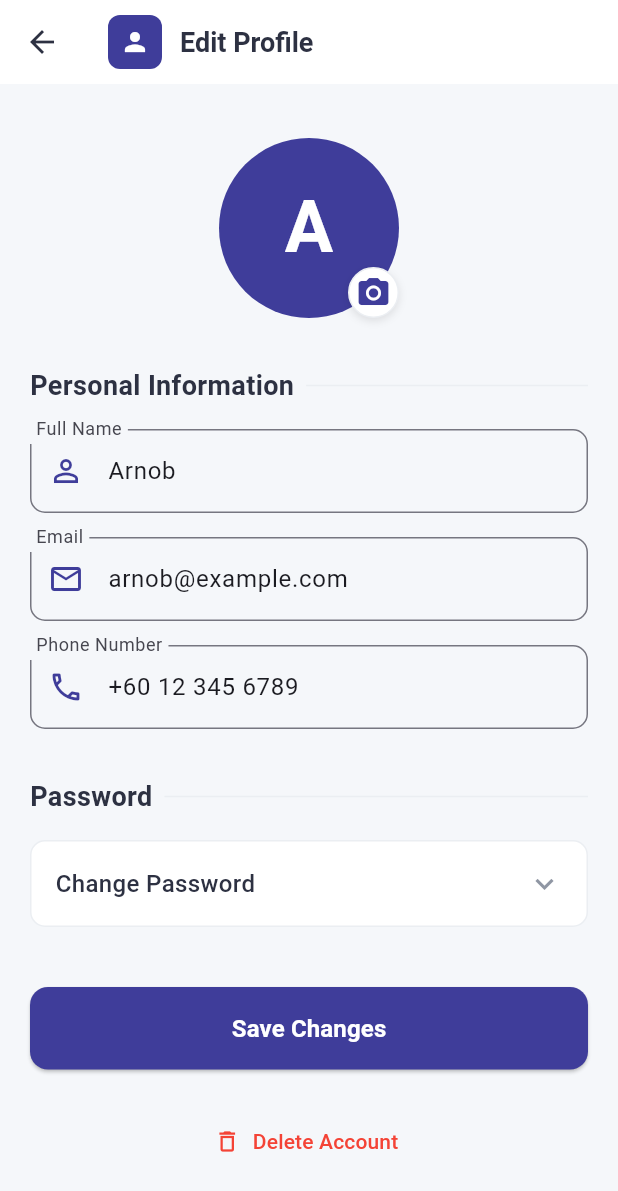
After one commit to Arnobrizwan/Ticket-Treak, a Flutter app: the EditProfileScreen screen opened by its route, on a phone screen of 412 x 824 dp. The commit adds this screen. Shown: the top 1191 px of the screen. Run offline on Flutter 3.47's test engine with Material 3 defaults, Android fonts, the light colour scheme and no system bars; our stand-ins replace lottie; network calls fail.

Commit message:
edit profile

```diff
--- a/lib/routes/app_routes.dart
+++ b/lib/routes/app_routes.dart
@@ -6,7 +6,8 @@ import '../screens/user/auth/login_screen.dart';
 import '../screens/user/auth/register_screen.dart';
 import '../screens/user/auth/password_reset_screen.dart';
 import '../screens/user/dashboard/home_dashboard.dart';
-import '../screens/user/flight/flight_search_page.dart'; // Updated import path for the new page
+import '../screens/user/flight/flight_search_page.dart';
+import '../screens/user/auth/edit_profile_screen.dart'; // Updated path to match your renamed file
 
 class AppRoutes {
   static const String splash = '/';
@@ -18,13 +19,7 @@ class AppRoutes {
   static const String searchFlight = '/search-flight';
   static const String myBookings = '/my-bookings';
   static const String settings = '/settings';
-
-  // Remove duplicate route - you had both searchFlight and flightSearch defined
-  // static const String flightSearch = '/flight-search';
-
-  // static const String savedFlights = '/saved-flights';
-  // static const String flightResults = '/flight-results';
-  // static const String flightDetail = '/flight-detail';
+  static const String editProfile = '/edit-profile';
 
   static final Map<String, WidgetBuilder> routes = {
     splash: (context) => const SplashScreen(),
@@ -32,16 +27,8 @@ class AppRoutes {
     login: (context) => const LoginScreen(),
     register: (context) => const RegisterScreen(),
     passwordReset: (context) => const PasswordResetScreen(),
-
-    // Fix the HomeDashboard constructor by providing the required userName parameter
-    dashboard: (context) => const HomeDashboard(userName: "John Doe"), // Provide a default or get from shared preferences
-
-    // Use the correct class name FlightSearchPage instead of FlightSearchScreen
+    dashboard: (context) => const HomeDashboard(userName: "John Doe"),
     searchFlight: (context) => const FlightSearchPage(),
-
-    // Other routes can be uncommented as you implement them
-    // savedFlights: (context) => const SavedFlightsScreen(),
-    // flightResults: (context) => const FlightResultsScreen(),
-    // flightDetail: (context) => const FlightDetailScreen(),
+    editProfile: (context) => const EditProfileScreen(userName: "Arnob"),
   };
 }
--- /dev/null
+++ b/lib/screens/user/auth/edit_profile_screen.dart
@@ -0,0 +1,492 @@
+import 'package:flutter/material.dart';
+import '../../../routes/app_routes.dart';
+
+class EditProfileScreen extends StatefulWidget {
+  final String userName;
+  final String email;
+
+  const EditProfileScreen({
+    super.key,
+    required this.userName,
+    this.email = "arnob@example.com", // Default email if not provided
+  });
+  @override
+  State<EditProfileScreen> createState() => _EditProfileScreenState();
+}
+
+class _EditProfileScreenState extends State<EditProfileScreen> {
+  final _formKey = GlobalKey<FormState>();
+  late TextEditingController _nameController;
+  late TextEditingController _emailController;
+  late TextEditingController _phoneController;
+  late TextEditingController _currentPasswordController;
+  late TextEditingController _newPasswordController;
+  bool _obscureCurrentPassword = true;
+  bool _obscureNewPassword = true;
+  bool _isChangePasswordVisible = false;
+
+  // Professional color palette (same as HomeDashboard)
+  final backgroundColor = const Color(0xFFF5F7FA);
+  final primaryColor = const Color(0xFF3F3D9A);
+  final secondaryColor = const Color(0xFF6C63FF);
+  final textColor = const Color(0xFF2D3142);
+  final subtleGrey = const Color(0xFFEBEEF2);
+  final darkGrey = const Color(0xFF8F96A3);
+
+  @override
+  void initState() {
+    super.initState();
+    _nameController = TextEditingController(text: widget.userName);
+    _emailController = TextEditingController(text: widget.email);
+    _phoneController = TextEditingController(text: "+60 12 345 6789");
+    _currentPasswordController = TextEditingController();
+    _newPasswordController = TextEditingController();
+  }
+
+  @override
+  void dispose() {
+    _nameController.dispose();
+    _emailController.dispose();
+    _phoneController.dispose();
+    _currentPasswordController.dispose();
+    _newPasswordController.dispose();
+    super.dispose();
+  }
+
+  @override
+  Widget build(BuildContext context) {
+    return Scaffold(
+      backgroundColor: backgroundColor,
+      appBar: AppBar(
+        backgroundColor: Colors.white,
+        elevation: 0,
+        title: Row(
+          children: [
+            Container(
+              padding: const EdgeInsets.all(8),
+              decoration: BoxDecoration(
+                color: primaryColor,
+                borderRadius: BorderRadius.circular(8),
+              ),
+              child: const Icon(
+                Icons.person,
+                color: Colors.white,
+                size: 20,
+              ),
+            ),
+            const SizedBox(width: 12),
+            Text(
+              "Edit Profile",
+              style: TextStyle(
+                fontSize: 18,
+                fontWeight: FontWeight.bold,
+                color: textColor,
+              ),
+            ),
+          ],
+        ),
+        leading: IconButton(
+          icon: Icon(Icons.arrow_back, color: textColor),
+          onPressed: () => Navigator.of(context).pop(),
+        ),
+      ),
+      body: SafeArea(
+        child: SingleChildScrollView(
+          physics: const BouncingScrollPhysics(),
+          padding: const EdgeInsets.all(20),
+          child: Form(
+            key: _formKey,
+            child: Column(
+              crossAxisAlignment: CrossAxisAlignment.center,
+              children: [
+                const SizedBox(height: 16),
+
+                // Profile Picture
+                _buildProfilePicture(),
+                const SizedBox(height: 32),
+
+                // Personal Information Section
+                _buildSectionHeader("Personal Information"),
+                const SizedBox(height: 16),
+
+                // Name Field
+                _buildTextField(
+                  controller: _nameController,
+                  label: "Full Name",
+                  icon: Icons.person_outline,
+                  validator: (value) {
+                    if (value == null || value.isEmpty) {
+                      return 'Please enter your name';
+                    }
+                    return null;
+                  },
+                ),
+                const SizedBox(height: 16),
+
+                // Email Field
+                _buildTextField(
+                  controller: _emailController,
+                  label: "Email",
+                  icon: Icons.email_outlined,
+                  keyboardType: TextInputType.emailAddress,
+                  validator: (value) {
+                    if (value == null || value.isEmpty) {
+                      return 'Please enter your email';
+                    }
+                    if (!value.contains('@')) {
+                      return 'Please enter a valid email';
+                    }
+                    return null;
+                  },
+                ),
+                const SizedBox(height: 16),
+
+                // Phone Field
+                _buildTextField(
+                  controller: _phoneController,
+                  label: "Phone Number",
+                  icon: Icons.phone_outlined,
+                  keyboardType: TextInputType.phone,
+                  validator: (value) {
+                    if (value == null || value.isEmpty) {
+                      return 'Please enter your phone number';
+                    }
+                    return null;
+                  },
+                ),
+                const SizedBox(height: 32),
+
+                // Password Section
+                _buildSectionHeader("Password"),
+                const SizedBox(height: 16),
+
+                // Change Password Button
+                _buildChangePasswordButton(),
+
+                // Password Change Fields (conditionally visible)
+                if (_isChangePasswordVisible) ...[
+                  const SizedBox(height: 16),
+
+                  // Current Password Field
+                  _buildPasswordField(
+                    controller: _currentPasswordController,
+                    label: "Current Password",
+                    isObscured: _obscureCurrentPassword,
+                    toggleObscure: () => setState(() => _obscureCurrentPassword = !_obscureCurrentPassword),
+                    validator: (value) {
+                      if (value == null || value.isEmpty) {
+                        return 'Please enter your current password';
+                      }
+                      return null;
+                    },
+                  ),
+                  const SizedBox(height: 16),
+
+                  // New Password Field
+                  _buildPasswordField(
+                    controller: _newPasswordController,
+                    label: "New Password",
+                    isObscured: _obscureNewPassword,
+                    toggleObscure: () => setState(() => _obscureNewPassword = !_obscureNewPassword),
+                    validator: (value) {
+                      if (value == null || value.isEmpty) {
+                        return 'Please enter a new password';
+                      }
+                      if (value.length < 8) {
+                        return 'Password must be at least 8 characters';
+                      }
+                      return null;
+                    },
+                  ),
+                ],
+
+                const SizedBox(height: 40),
+
+                // Save Button
+                _buildSaveButton(),
+
+                const SizedBox(height: 24),
+
+                // Delete Account Button
+                _buildDeleteAccountButton(),
+              ],
+            ),
+          ),
+        ),
+      ),
+    );
+  }
+
+  Widget _buildProfilePicture() {
+    return Stack(
+      alignment: Alignment.bottomRight,
+      children: [
+        // Avatar
+        CircleAvatar(
+          radius: 60,
+          backgroundColor: primaryColor,
+          child: Text(
+            widget.userName.substring(0, 1).toUpperCase(),
+            style: const TextStyle(
+              fontSize: 48,
+              fontWeight: FontWeight.bold,
+              color: Colors.white,
+            ),
+          ),
+        ),
+
+        // Edit button
+        Container(
+          padding: const EdgeInsets.all(4),
+          decoration: BoxDecoration(
+            color: Colors.white,
+            shape: BoxShape.circle,
+            border: Border.all(color: subtleGrey),
+            boxShadow: [
+              BoxShadow(
+                color: Colors.black.withOpacity(0.1),
+                blurRadius: 4,
+                offset: const Offset(0, 2),
+              ),
+            ],
+          ),
+          child: InkWell(
+            onTap: () {
+              // Implement image picker functionality
+              ScaffoldMessenger.of(context).showSnackBar(
+                const SnackBar(content: Text('Change profile picture')),
+              );
+            },
+            child: Icon(
+              Icons.camera_alt,
+              color: primaryColor,
+              size: 24,
+            ),
+          ),
+        ),
+      ],
+    );
+  }
+
+  Widget _buildSectionHeader(String title) {
+    return Row(
+      children: [
+        Text(
+          title,
+          style: TextStyle(
+            fontSize: 18,
+            fontWeight: FontWeight.bold,
+            color: textColor,
+          ),
+        ),
+        const SizedBox(width: 8),
+        Expanded(
+          child: Divider(color: subtleGrey, thickness: 1),
+        ),
+      ],
+    );
+  }
+
+  Widget _buildTextField({
+    required TextEditingController controller,
+    required String label,
+    required IconData icon,
+    TextInputType keyboardType = TextInputType.text,
+    String? Function(String?)? validator,
+  }) {
+    return TextFormField(
+      controller: controller,
+      decoration: InputDecoration(
+        labelText: label,
+        border: OutlineInputBorder(
+          borderRadius: BorderRadius.circular(10),
+          borderSide: BorderSide(color: subtleGrey),
+        ),
+        prefixIcon: Icon(icon, color: primaryColor),
+        contentPadding: const EdgeInsets.symmetric(vertical: 16),
+      ),
+      keyboardType: keyboardType,
+      validator: validator,
+    );
+  }
+
+  Widget _buildPasswordField({
+    required TextEditingController controller,
+    required String label,
+    required bool isObscured,
+    required VoidCallback toggleObscure,
+    String? Function(String?)? validator,
+  }) {
+    return TextFormField(
+      controller: controller,
+      obscureText: isObscured,
+      decoration: InputDecoration(
+        labelText: label,
+        border: OutlineInputBorder(
+          borderRadius: BorderRadius.circular(10),
+          borderSide: BorderSide(color: subtleGrey),
+        ),
+        prefixIcon: Icon(Icons.lock_outline, color: primaryColor),
+        suffixIcon: IconButton(
+          icon: Icon(
+            isObscured ? Icons.visibility : Icons.visibility_off,
+            color: darkGrey,
+          ),
+          onPressed: toggleObscure,
+        ),
+        contentPadding: const EdgeInsets.symmetric(vertical: 16),
+      ),
+      validator: validator,
+    );
+  }
+
+  Widget _buildChangePasswordButton() {
+    return InkWell(
+      onTap: () {
+        setState(() {
+          _isChangePasswordVisible = !_isChangePasswordVisible;
+        });
+      },
+      child: Container(
+        width: double.infinity,
+        padding: const EdgeInsets.symmetric(vertical: 16, horizontal: 16),
+        decoration: BoxDecoration(
+          color: Colors.white,
+          borderRadius: BorderRadius.circular(10),
+          border: Border.all(color: subtleGrey),
+        ),
+        child: Row(
+          mainAxisAlignment: MainAxisAlignment.spaceBetween,
+          children: [
+            Text(
+              _isChangePasswordVisible ? "Cancel Password Change" : "Change Password",
+              style: TextStyle(
+                fontSize: 16,
+                fontWeight: FontWeight.w500,
+                color: textColor,
+              ),
+            ),
+            Icon(
+              _isChangePasswordVisible ? Icons.keyboard_arrow_up : Icons.keyboard_arrow_down,
+              color: darkGrey,
+            ),
+          ],
+        ),
+      ),
+    );
+  }
+
+  Widget _buildSaveButton() {
+    return ElevatedButton(
+      onPressed: _saveProfile,
+      style: ElevatedButton.styleFrom(
+        backgroundColor: primaryColor,
+        foregroundColor: Colors.white,
+        padding: const EdgeInsets.symmetric(vertical: 16),
+        shape: RoundedRectangleBorder(
+          borderRadius: BorderRadius.circular(12),
+        ),
+        minimumSize: const Size.fromHeight(50),
+      ),
+      child: const Text(
+        'Save Changes',
+        style: TextStyle(
+          fontSize: 16,
+          fontWeight: FontWeight.bold,
+        ),
+      ),
+    );
+  }
+
+  Widget _buildDeleteAccountButton() {
+    return TextButton.icon(
+      onPressed: _showDeleteAccountDialog,
+      icon: const Icon(
+        Icons.delete_outline,
+        color: Colors.red,
+      ),
+      label: const Text(
+        'Delete Account',
+        style: TextStyle(
+          color: Colors.red,
+          fontWeight: FontWeight.w500,
+        ),
+      ),
+    );
+  }
+
+  void _saveProfile() {
+    if (_formKey.currentState!.validate()) {
+      // Here you would typically update the user's profile in your backend
+
+      // Show success message
+      ScaffoldMessenger.of(context).showSnackBar(
+        const SnackBar(
+          content: Text('Profile updated successfully!'),
+          backgroundColor: Colors.green,
+        ),
+      );
+
+      // Navigate back
+      Navigator.pop(context);
+    }
+  }
+
+  void _showDeleteAccountDialog() {
+    showDialog(
+      context: context,
+      builder: (context) => AlertDialog(
+        title: Text(
+          'Delete Account',
+          style: TextStyle(
+            fontWeight: FontWeight.bold,
+            color: textColor,
+          ),
+        ),
+        content: const Text(
+          'Are you sure you want to delete your account? This action cannot be undone.',
+        ),
+        actions: [
+          TextButton(
+            onPressed: () => Navigator.pop(context),
+            child: Text(
+              'Cancel',
+              style: TextStyle(
+                color: darkGrey,
+              ),
+            ),
+          ),
+          ElevatedButton(
+            onPressed: () {
+              // Handle account deletion
+              Navigator.pop(context); // Close dialog
+
+              // Show confirmation and navigate to login screen
+              ScaffoldMessenger.of(context).showSnackBar(
+                const SnackBar(
+                  content: Text('Account deleted successfully'),
+                  backgroundColor: Colors.red,
+                ),
+              );
+
+              // Navigate to login screen
+              Navigator.pushNamedAndRemoveUntil(
+                context,
+                AppRoutes.login,
+                (route) => false
+              );
+            },
+            style: ElevatedButton.styleFrom(
+              backgroundColor: Colors.red,
+              foregroundColor: Colors.white,
+            ),
+            child: const Text('Delete'),
+          ),
+        ],
+        shape: RoundedRectangleBorder(
+          borderRadius: BorderRadius.circular(12),
+        ),
+      ),
+    );
+  }
+}
```
Also changed, not shown: lib/screens/user/dashboard/home_dashboard.dart (+48 -26 lines).
